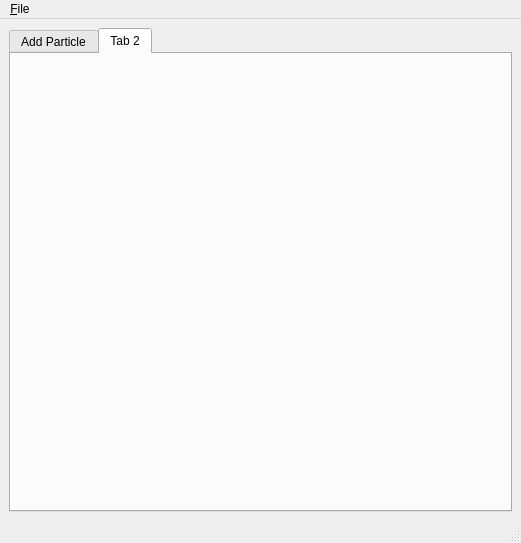
First picture: the form in mainwindow.ui, repository EdPeReg/GraphGUI, before the edit.
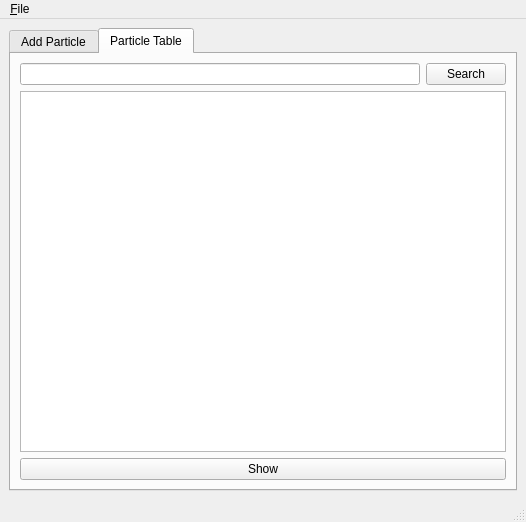
Second picture: the form after the edit. The open tabs and pages were chosen to show the change.

Commit message: Validates the fields in add particle tab

```diff
--- a/mainwindow.ui
+++ b/mainwindow.ui
@@ -6,8 +6,8 @@
    <rect>
     <x>0</x>
     <y>0</y>
-    <width>521</width>
-    <height>543</height>
+    <width>526</width>
+    <height>522</height>
    </rect>
   </property>
   <property name="windowTitle">
@@ -108,8 +108,34 @@
       </widget>
       <widget class="QWidget" name="tab_2">
        <attribute name="title">
-        <string>Tab 2</string>
+        <string>Particle Table</string>
        </attribute>
+       <layout class="QVBoxLayout" name="verticalLayout">
+        <item>
+         <layout class="QHBoxLayout" name="horizontalLayout_2">
+          <item>
+           <widget class="QLineEdit" name="lnEdtSearchID"/>
+          </item>
+          <item>
+           <widget class="QPushButton" name="btnSearchID">
+            <property name="text">
+             <string>Search</string>
+            </property>
+           </widget>
+          </item>
+         </layout>
+        </item>
+        <item>
+         <widget class="QTableWidget" name="tblWgtParticleInfo"/>
+        </item>
+        <item>
+         <widget class="QPushButton" name="btnShowParticleTable">
+          <property name="text">
+           <string>Show</string>
+          </property>
+         </widget>
+        </item>
+       </layout>
       </widget>
      </widget>
     </item>
@@ -120,7 +146,7 @@
     <rect>
      <x>0</x>
      <y>0</y>
-     <width>521</width>
+     <width>526</width>
      <height>22</height>
     </rect>
    </property>
```
Left out of the diff: 7 changed lines with no effect on the pictures. The commit also changes 4 other files.
